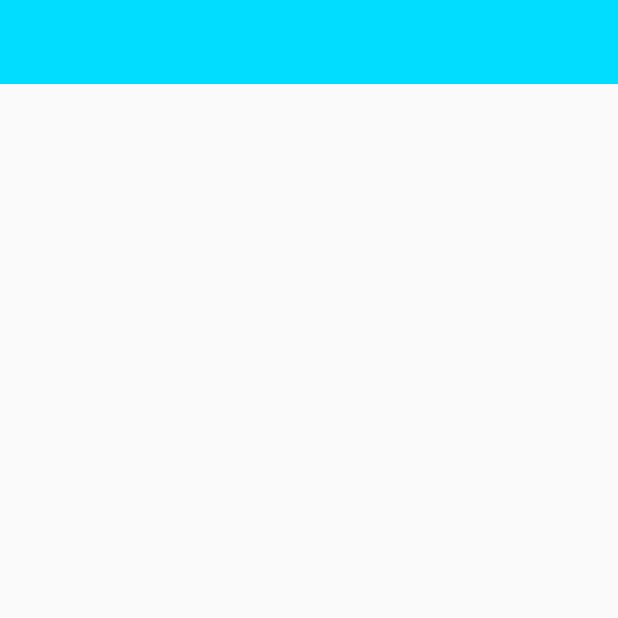
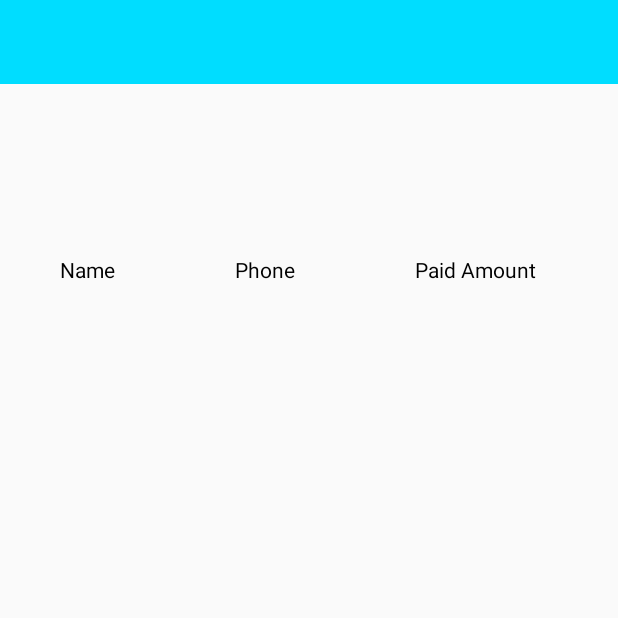
Before and after one commit to thinhlq170/Party-Calculator, an Android app: the DetailActivity screen opened directly, with no data from a screen before it, on a phone screen of 412 x 824 dp, the top half of it. Run offline under Robolectric (Android 15) with nearby library versions, the phone set to English and light mode, and no system bars.

Commit message:
init member table at add member activity

```diff
--- a/app/src/main/AndroidManifest.xml
+++ b/app/src/main/AndroidManifest.xml
@@ -9,7 +9,8 @@
         android:roundIcon="@mipmap/ic_launcher_round"
         android:supportsRtl="true"
         android:theme="@style/Theme.AppCompat.Light">
-        <activity android:name=".DetailActivity"></activity>
+        <activity android:name=".AddActivity"></activity>
+        <activity android:name=".DetailActivity" />
         <activity android:name=".MainActivity">
             <intent-filter>
                 <action android:name="android.intent.action.MAIN" />
--- a/app/src/main/java/com/example/partycalculator/DetailActivity.java
+++ b/app/src/main/java/com/example/partycalculator/DetailActivity.java
@@ -2,24 +2,147 @@ package com.example.partycalculator;
 
 import androidx.appcompat.widget.Toolbar;
 
+import android.annotation.SuppressLint;
 import android.app.Activity;
+import android.graphics.Color;
 import android.os.Bundle;
+import android.text.InputType;
+import android.view.Gravity;
+import android.view.View;
+import android.widget.Button;
+import android.widget.EditText;
+import android.widget.TableLayout;
+import android.widget.TableRow;
+import android.widget.TextView;
+
+import com.example.partycalculator.models.Member;
+
+import java.math.BigDecimal;
+import java.text.DateFormat;
+import java.text.SimpleDateFormat;
+import java.util.ArrayList;
+import java.util.Date;
 
 
 public class DetailActivity extends Activity {
 
     Toolbar detailToolbar;
+    Button buttonV;
+    TableLayout tbLayout;
+    ArrayList<Member> lstMember = new ArrayList<>();
 
     @Override
     protected void onCreate(Bundle savedInstanceState) {
         super.onCreate(savedInstanceState);
         setContentView(R.layout.activity_detail);
 
-        detailToolbar = (Toolbar) findViewById(R.id.toolbar);
+        tbLayout = findViewById(R.id.tableDetail);
+        detailToolbar = findViewById(R.id.toolbar);
+        buttonV = findViewById(R.id.addMemberButton);
+
         Bundle bundle = getIntent().getExtras();
         if(bundle != null) {
             detailToolbar.setTitle(bundle.getString("PartyName"));
         }
 
+        buttonV.setOnClickListener(v -> {
+            addRow(tbLayout);
+        });
+
+        addTable(tbLayout);
+
+    }
+
+    public void addTable(TableLayout layout) {
+
+        TableRow tbr = new TableRow(this);
+
+        //table header
+        TextView tv1 = new TextView(this);
+        tv1.setText(R.string.name);
+        tv1.setTextColor(Color.BLACK);
+        setPad(tv1);
+        tbr.addView(tv1);
+
+        TextView tv2 = new TextView(this);
+        tv2.setText(R.string.phone);
+        tv2.setTextColor(Color.BLACK);
+        setPad(tv2);
+        tbr.addView(tv2);
+
+        TextView tv3 = new TextView(this);
+        tv3.setText(R.string.paid_amount);
+        tv3.setTextColor(Color.BLACK);
+        setPad(tv3);
+        tbr.addView(tv3);
+
+        TextView tv4 = new TextView(this);
+        tv4.setText(R.string.change_amount);
+        tv4.setTextColor(Color.BLACK);
+        setPad(tv4);
+        tbr.addView(tv4);
+
+        TextView tv5 = new TextView(this);
+        tv5.setText(R.string.join_date);
+        tv5.setTextColor(Color.BLACK);
+        setPad(tv5);
+        tbr.addView(tv5);
+
+        layout.addView(tbr);
+    }
+
+    private void setPad(TextView view) {
+        int size = 60;
+        view.setPadding(size, size, size, size);
+        view.setGravity(Gravity.CENTER);
+    }
+
+    private void addRow(TableLayout layout) {
+        TableRow tbr = new TableRow(this);
+
+
+        EditText nameTv = new EditText(this);
+        nameTv.setTextColor(Color.GRAY);
+        setPad(nameTv);
+        tbr.addView(nameTv);
+
+        EditText phoneTv = new EditText(this);
+        phoneTv.setTextColor(Color.GRAY);
+        setPad(phoneTv);
+        tbr.addView(phoneTv);
+
+        EditText paidTv = new EditText(this);
+        paidTv.setTextColor(Color.GRAY);
+        paidTv.setInputType(InputType.TYPE_CLASS_NUMBER);
+        setPad(paidTv);
+        tbr.addView(paidTv);
+
+        TextView changeTv = new EditText(this);
+        changeTv.setTextColor(Color.GRAY);
+        setPad(changeTv);
+        tbr.addView(changeTv);
+
+        TextView joinDateTv = new EditText(this);
+        joinDateTv.setTextColor(Color.GRAY);
+        setPad(joinDateTv);
+        tbr.addView(joinDateTv);
+
+        @SuppressLint("SimpleDateFormat")
+        DateFormat dateFormat = new SimpleDateFormat("dd/MM/yyyy HH:mm:ss");
+        Date date = new Date();
+        String today = dateFormat.format(date);
+
+        String memName = nameTv.getText().toString();
+        String memPhone = phoneTv.getText().toString();
+        String memPaidStr = paidTv.getText().toString();
+        BigDecimal memChange = BigDecimal.ZERO;
+        BigDecimal memPaid = BigDecimal.ZERO;
+        if(memPaidStr != null && !memPaidStr.isEmpty()) {
+            memPaid = new BigDecimal(memPaidStr);
+        }
+
+        Member member = new Member(memName, memPhone, memPaid, memChange, today);
+        lstMember.add(member);
+        layout.addView(tbr);
     }
 }
--- /dev/null
+++ b/app/src/main/res/drawable/ic_add.xml
@@ -0,0 +1,5 @@
+<vector android:height="24dp" android:tint="#FFFFFF"
+    android:viewportHeight="24.0" android:viewportWidth="24.0"
+    android:width="24dp" xmlns:android="http://schemas.android.com/apk/res/android">
+    <path android:fillColor="#FF000000" android:pathData="M19,13h-6v6h-2v-6H5v-2h6V5h2v6h6v2z"/>
+</vector>
--- /dev/null
+++ b/app/src/main/res/drawable/ic_close.xml
@@ -0,0 +1,5 @@
+<vector android:height="24dp" android:tint="#FFFFFF"
+    android:viewportHeight="24.0" android:viewportWidth="24.0"
+    android:width="24dp" xmlns:android="http://schemas.android.com/apk/res/android">
+    <path android:fillColor="#FF000000" android:pathData="M19,6.41L17.59,5 12,10.59 6.41,5 5,6.41 10.59,12 5,17.59 6.41,19 12,13.41 17.59,19 19,17.59 13.41,12z"/>
+</vector>
--- a/app/src/main/res/layout/activity_detail.xml
+++ b/app/src/main/res/layout/activity_detail.xml
@@ -1,16 +1,44 @@
 <?xml version="1.0" encoding="utf-8"?>
-<androidx.constraintlayout.widget.ConstraintLayout xmlns:android="http://schemas.android.com/apk/res/android"
+<RelativeLayout
+    xmlns:android="http://schemas.android.com/apk/res/android"
     xmlns:tools="http://schemas.android.com/tools"
     android:layout_width="match_parent"
     android:layout_height="match_parent"
     tools:context=".DetailActivity">
 
-    <androidx.appcompat.widget.Toolbar
-        android:id="@+id/toolbar"
+    <LinearLayout
+        android:layout_width="match_parent"
+        android:layout_height="match_parent"
+        android:fitsSystemWindows="true"
+        android:orientation="vertical">
+
+        <androidx.appcompat.widget.Toolbar
+            android:id="@+id/toolbar"
+            android:layout_width="match_parent"
+            android:layout_height="wrap_content"
+            android:background="@android:color/holo_blue_bright"
+            android:minHeight="?attr/actionBarSize"
+            android:theme="?attr/actionBarTheme"
+            tools:ignore="MissingConstraints" />
+
+    </LinearLayout>
+
+    <TableLayout
+        android:id="@+id/tableDetail"
         android:layout_width="match_parent"
         android:layout_height="wrap_content"
-        android:background="@android:color/holo_blue_bright"
-        android:minHeight="?attr/actionBarSize"
-        tools:ignore="MissingConstraints" />
+        android:layout_marginTop="130dp">
 
-</androidx.constraintlayout.widget.ConstraintLayout>
+
+    </TableLayout>
+
+    <Button
+        android:id="@+id/addMemberButton"
+        android:layout_width="wrap_content"
+        android:layout_height="wrap_content"
+        android:layout_marginTop="100dp"
+        android:layout_marginLeft="900dp"
+        android:text="Add member" />
+
+
+</RelativeLayout>
--- a/app/src/main/res/values/colors.xml
+++ b/app/src/main/res/values/colors.xml
@@ -7,4 +7,5 @@
     <color name="teal_700">#FF018786</color>
     <color name="black">#FF000000</color>
     <color name="white">#FFFFFFFF</color>
+    <color name="green">#03DAC5</color>
 </resources>
--- a/app/src/main/res/values/strings.xml
+++ b/app/src/main/res/values/strings.xml
@@ -2,4 +2,15 @@
     <string name="app_name">Party Calculator</string>
     <!-- TODO: Remove or change this placeholder text -->
     <string name="list_party">List Party</string>
+    <string name="index">STT</string>
+    <string name="name">Name</string>
+    <string name="phone">Phone</string>
+    <string name="paid_amount">Paid Amount</string>
+    <string name="change_amount">Change Amount</string>
+    <string name="join_date">Join Date</string>
+    <string name="party_name_hint">Enter party name</string>
+    <string name="party_name_hint_fill">Party X</string>
+    <string name="add_mem_button">Add Member</string>
+    <string name="save_content">Save</string>
+    <string name="save">Save</string>
 </resources>
```
Also changed, not shown: app/src/main/java/com/example/partycalculator/AddActivity.java (added, +127 -0 lines), app/src/main/java/com/example/partycalculator/MainActivity.java (+22 -19 lines), app/src/main/java/com/example/partycalculator/models/Member.java (added, +73 -0 lines), app/src/main/java/com/example/partycalculator/models/Party.java (+7 -2 lines), app/src/main/res/drawable/border.xml (added, +7 -0 lines), app/src/main/res/drawable/round_grey.xml (added, +8 -0 lines), app/src/main/res/drawable/round_primary.xml (added, +7 -0 lines), app/src/main/res/layout/activity_add.xml (added, +63 -0 lines), app/src/main/res/layout/row_add_member.xml (added, +65 -0 lines).
